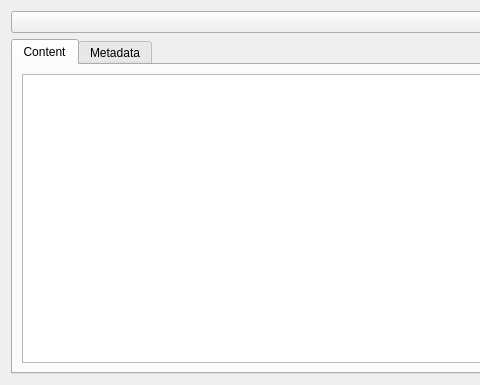
The window that source/main_app/MainApp.ui (remileduc/qt_plugin_entrypoint) describes before a commit, drawn with Qt 5; both pictures show x 0 to 480 and y 0 to 385 of the 688 by 385 pixel window.
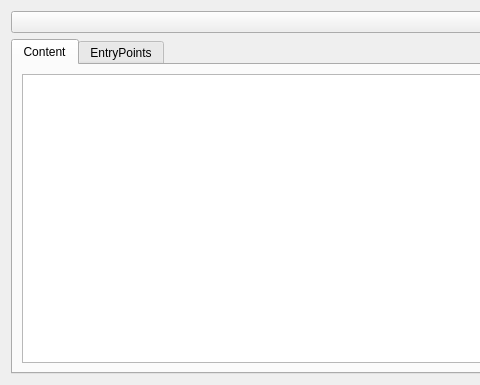
The same window after the commit.

```diff
--- a/source/main_app/MainApp.ui
+++ b/source/main_app/MainApp.ui
@@ -38,7 +38,7 @@
      </widget>
      <widget class="QWidget" name="metadata">
       <attribute name="title">
-       <string>Metadata</string>
+       <string>EntryPoints</string>
       </attribute>
       <layout class="QVBoxLayout" name="verticalLayout_3">
        <item>
```
